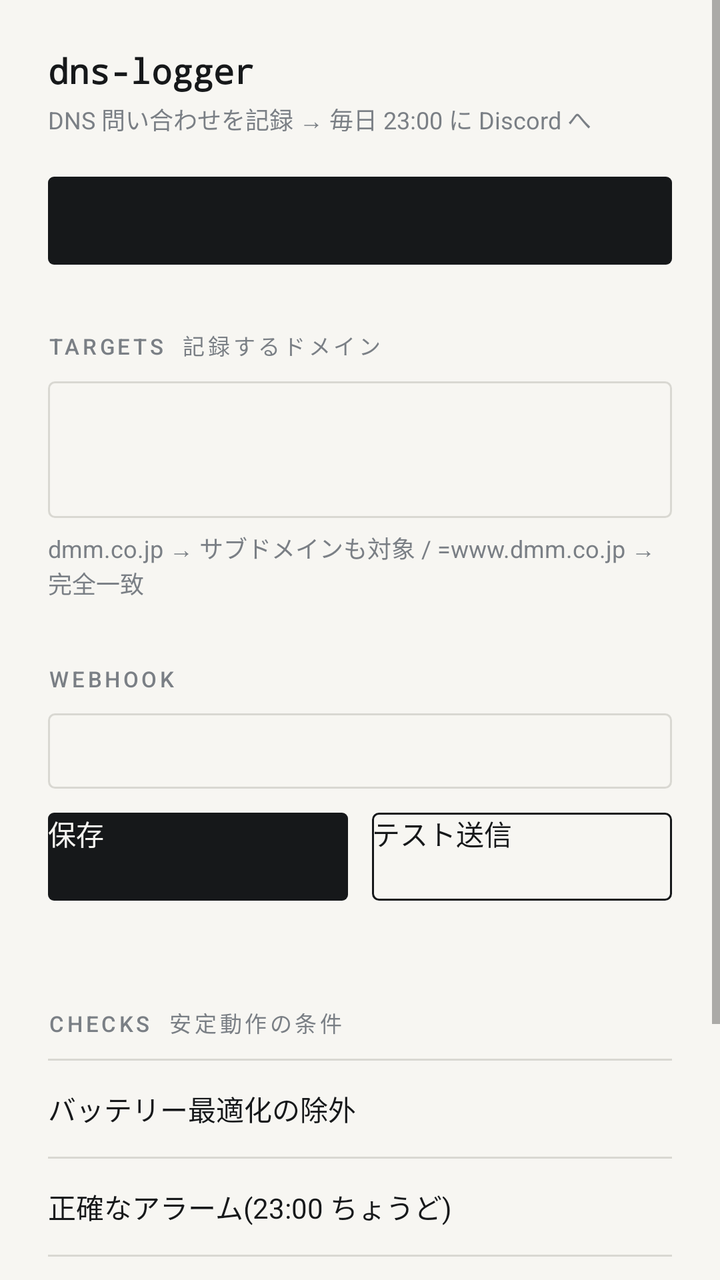
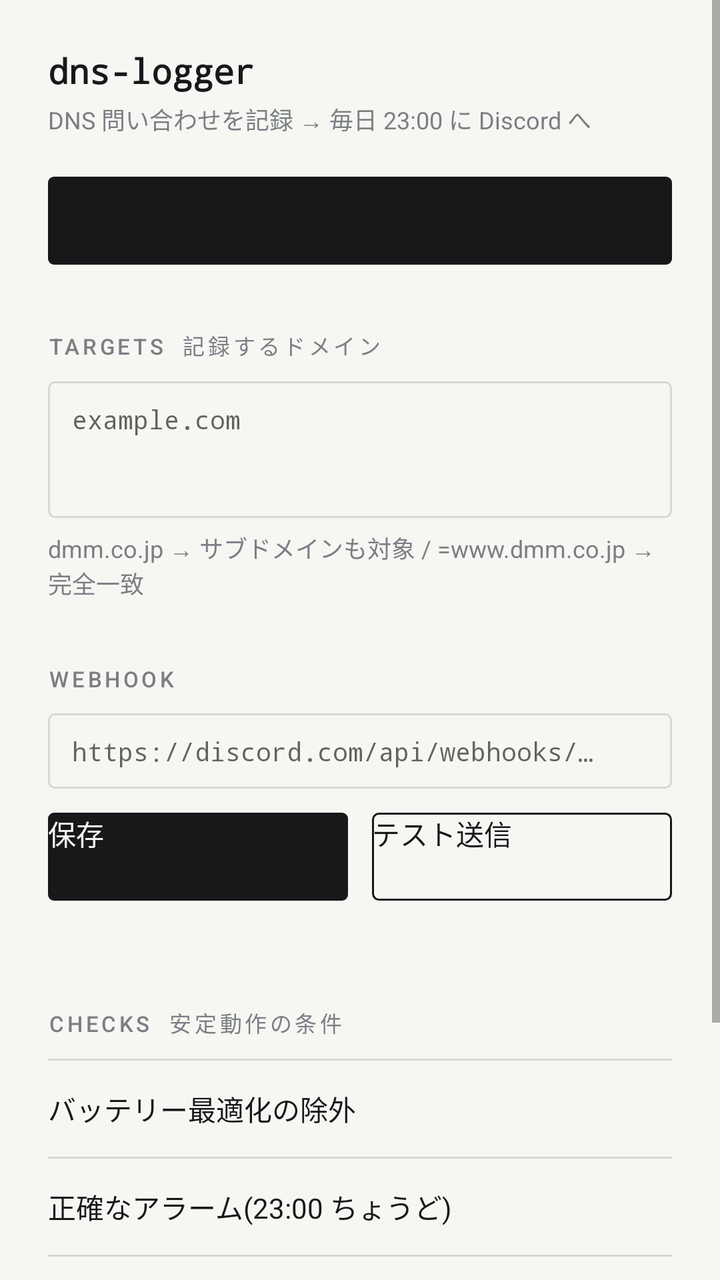

Before-and-after screenshots of an Android layout around one commit, followed by the original layout XML and the change that was made.
<!-- AndroidManifest.xml: application theme AppTheme -->
<!-- res/layout/activity_main.xml -->
<?xml version="1.0" encoding="utf-8"?>
<LinearLayout xmlns:android="http://schemas.android.com/apk/res/android"
    android:id="@+id/root"
    android:layout_width="match_parent"
    android:layout_height="match_parent"
    android:background="@color/bg"
    android:orientation="vertical">

<ScrollView
    android:layout_width="match_parent"
    android:layout_height="0dp"
    android:layout_weight="1"
    android:fillViewport="true">

    <LinearLayout
        android:layout_width="match_parent"
        android:layout_height="wrap_content"
        android:orientation="vertical"
        android:padding="24dp">

        
        <LinearLayout
            android:layout_width="match_parent"
            android:layout_height="wrap_content"
            android:gravity="center_vertical"
            android:orientation="horizontal">

            <TextView
                android:layout_width="0dp"
                android:layout_height="wrap_content"
                android:layout_weight="1"
                android:fontFamily="monospace"
                android:text="dns-logger"
                android:textColor="@color/ink"
                android:textSize="17sp"
                android:textStyle="bold" />

            <TextView
                android:id="@+id/statusTitle"
                android:layout_width="wrap_content"
                android:layout_height="wrap_content"
                android:fontFamily="monospace"
                android:textSize="13sp" />
        </LinearLayout>

        <TextView
            style="@style/Hint"
            android:layout_marginTop="4dp"
            android:text="DNS 問い合わせを記録 → 毎日 23:00 に Discord へ" />

        <Button
            android:id="@+id/toggle"
            style="@style/BtnSolid"
            android:layout_width="match_parent"
            android:layout_marginTop="20dp" />

        
        <TextView
            style="@style/Section"
            android:text="TARGETS  記録するドメイン" />

        <EditText
            android:id="@+id/domains"
            style="@style/Input"
            android:gravity="top"
            android:inputType="textMultiLine|textNoSuggestions"
            android:minLines="3" />

        <TextView
            style="@style/Hint"
            android:text="dmm.co.jp → サブドメインも対象 / =www.dmm.co.jp → 完全一致" />

        <TextView
            style="@style/Section"
            android:text="WEBHOOK" />

        <EditText
            android:id="@+id/webhook"
            style="@style/Input"
            android:inputType="textUri"
            android:singleLine="true" />

        <LinearLayout
            android:layout_width="match_parent"
            android:layout_height="wrap_content"
            android:layout_marginTop="12dp"
            android:orientation="horizontal">

            <Button
                android:id="@+id/save"
                style="@style/BtnSolid"
                android:layout_width="0dp"
                android:layout_marginEnd="6dp"
                android:layout_weight="1"
                android:text="保存" />

            <Button
                android:id="@+id/test"
                style="@style/BtnOutline"
                android:layout_width="0dp"
                android:layout_marginStart="6dp"
                android:layout_weight="1"
                android:text="テスト送信" />
        </LinearLayout>

        <TextView
            android:id="@+id/status"
            style="@style/Hint"
            android:fontFamily="monospace"
            android:textSize="11sp" />

        
        <TextView
            style="@style/Section"
            android:text="CHECKS  安定動作の条件" />

        <View style="@style/Rule" />

        <LinearLayout
            android:id="@+id/battery"
            style="@style/Row">

            <TextView
                style="@style/RowLabel"
                android:text="バッテリー最適化の除外" />

            <TextView
                android:id="@+id/batteryState"
                style="@style/RowValue" />
        </LinearLayout>

        <View style="@style/Rule" />

        <LinearLayout
            android:id="@+id/alarm"
            style="@style/Row">

            <TextView
                style="@style/RowLabel"
                android:text="正確なアラーム(23:00 ちょうど)" />

            <TextView
                android:id="@+id/alarmState"
                style="@style/RowValue" />
        </LinearLayout>

        <View style="@style/Rule" />

        <LinearLayout
            android:id="@+id/appBattery"
            style="@style/Row">

            <TextView
                style="@style/RowLabel"
                android:text="アプリの電池設定(「制限なし」に)" />

            <TextView
                style="@style/RowValue"
                android:text="→" />
        </LinearLayout>

        <View style="@style/Rule" />

        
        <TextView
            style="@style/Section"
            android:text="LOG  直近の記録" />

        <TextView
            android:id="@+id/tail"
            android:layout_width="match_parent"
            android:layout_height="wrap_content"
            android:fontFamily="monospace"
            android:lineSpacingExtra="3dp"
            android:textColor="@color/ink"
            android:textSize="11sp" />

        <TextView
            android:id="@+id/path"
            style="@style/Hint"
            android:layout_marginTop="12dp"
            android:fontFamily="monospace"
            android:textIsSelectable="true"
            android:textSize="10sp" />
    </LinearLayout>
</ScrollView>
</LinearLayout>
<!-- resources referenced by this layout -->
<resources>
  <color name="bg">#F7F6F2</color>
  <color name="ink">#16181A</color>
  <style name="BtnOutline" parent="Btn">
          <item name="android:background">@drawable/btn_outline</item>
          <item name="android:textColor">@color/ink</item>
      </style>
  <style name="BtnSolid" parent="Btn">
          <item name="android:background">@drawable/btn_solid</item>
          <item name="android:textColor">@color/bg</item>
      </style>
  <style name="Hint">
          <item name="android:layout_width">match_parent</item>
          <item name="android:layout_height">wrap_content</item>
          <item name="android:layout_marginTop">6dp</item>
          <item name="android:textColor">@color/sub</item>
          <item name="android:textSize">12sp</item>
      </style>
  <style name="Row">
          <item name="android:layout_width">match_parent</item>
          <item name="android:layout_height">48dp</item>
          <item name="android:gravity">center_vertical</item>
          <item name="android:orientation">horizontal</item>
          <item name="android:background">@drawable/row_ripple</item>
      </style>
  <style name="RowLabel">
          <item name="android:layout_width">0dp</item>
          <item name="android:layout_height">wrap_content</item>
          <item name="android:layout_weight">1</item>
          <item name="android:textColor">@color/ink</item>
          <item name="android:textSize">14sp</item>
      </style>
  <style name="RowValue">
          <item name="android:layout_width">wrap_content</item>
          <item name="android:layout_height">wrap_content</item>
          <item name="android:fontFamily">monospace</item>
          <item name="android:textColor">@color/sub</item>
          <item name="android:textSize">13sp</item>
      </style>
  <style name="Rule">
          <item name="android:layout_width">match_parent</item>
          <item name="android:layout_height">1dp</item>
          <item name="android:background">@color/line</item>
      </style>
  <style name="AppTheme" parent="android:Theme.Material.Light.NoActionBar">
          <item name="android:windowLightStatusBar">true</item>
      </style>
  <style name="Btn">
          <item name="android:layout_height">44dp</item>
          <item name="android:stateListAnimator">@null</item>
          <item name="android:fontFamily">sans-serif-medium</item>
          <item name="android:textSize">14sp</item>
          <item name="android:textAllCaps">false</item>
      </style>
  <!-- drawable btn_outline (drawable) -->
  <?xml version="1.0" encoding="utf-8"?>
  <ripple xmlns:android="http://schemas.android.com/apk/res/android" android:color="#33808080">
      <item>
          <shape android:shape="rectangle">
              <stroke android:width="1dp" android:color="@color/ink" />
              <corners android:radius="3dp" />
          </shape>
      </item>
  </ripple>
  <!-- drawable btn_solid (drawable) -->
  <?xml version="1.0" encoding="utf-8"?>
  <ripple xmlns:android="http://schemas.android.com/apk/res/android" android:color="#33808080">
      <item>
          <shape android:shape="rectangle">
              <solid android:color="@color/ink" />
              <corners android:radius="3dp" />
          </shape>
      </item>
  </ripple>
  <color name="sub">#7A7F85</color>
  <!-- drawable bg_input (drawable) -->
  <?xml version="1.0" encoding="utf-8"?>
  <shape xmlns:android="http://schemas.android.com/apk/res/android" android:shape="rectangle">
      <stroke android:width="1dp" android:color="@color/line" />
      <corners android:radius="3dp" />
  </shape>
  <!-- drawable row_ripple (drawable) -->
  <?xml version="1.0" encoding="utf-8"?>
  <ripple xmlns:android="http://schemas.android.com/apk/res/android" android:color="#22808080" />
  <color name="line">#D9D8D2</color>
</resources>

<!-- the commit's change to res/layout/activity_main.xml (unified diff, before → after) -->
@@ -62,6 +62,8 @@
         <EditText
             android:id="@+id/domains"
             style="@style/Input"
+            android:hint="example.com"
+            android:importantForAutofill="no"
             android:gravity="top"
             android:inputType="textMultiLine|textNoSuggestions"
             android:minLines="3" />
@@ -77,6 +79,8 @@
         <EditText
             android:id="@+id/webhook"
             style="@style/Input"
+            android:hint="https://discord.com/api/webhooks/…"
+            android:importantForAutofill="no"
             android:inputType="textUri"
             android:singleLine="true" />
 
@@ -181,7 +185,7 @@
             android:layout_marginTop="12dp"
             android:fontFamily="monospace"
             android:textIsSelectable="true"
-            android:textSize="10sp" />
+            android:textSize="11sp" />
     </LinearLayout>
 </ScrollView>
 </LinearLayout>
